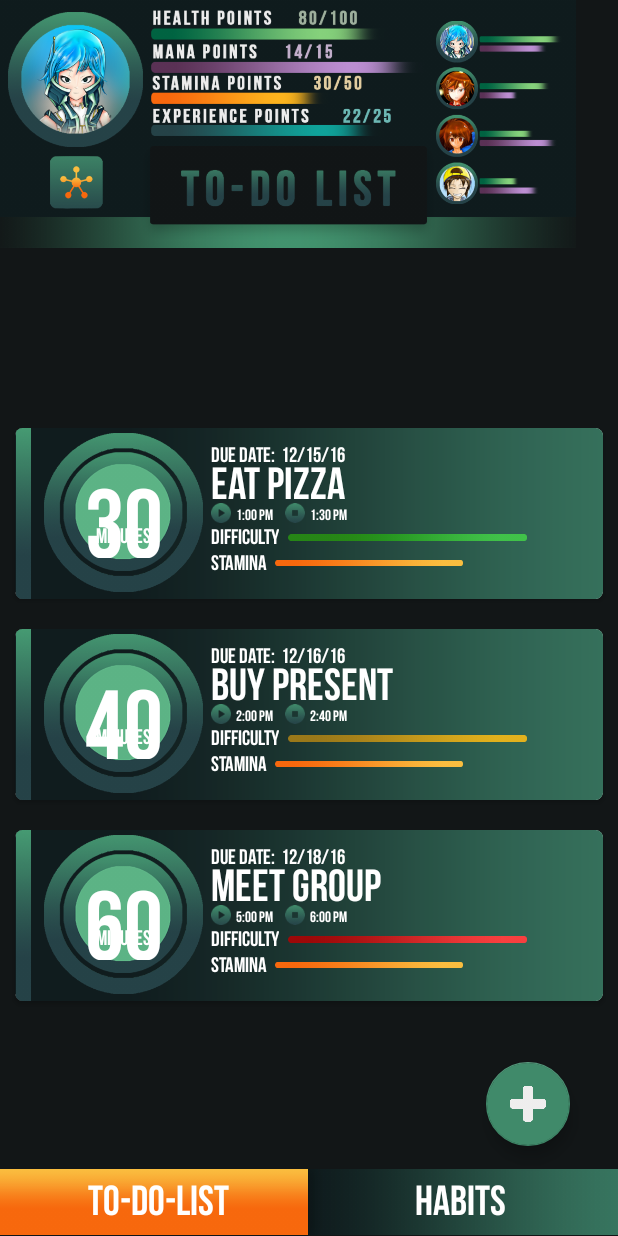
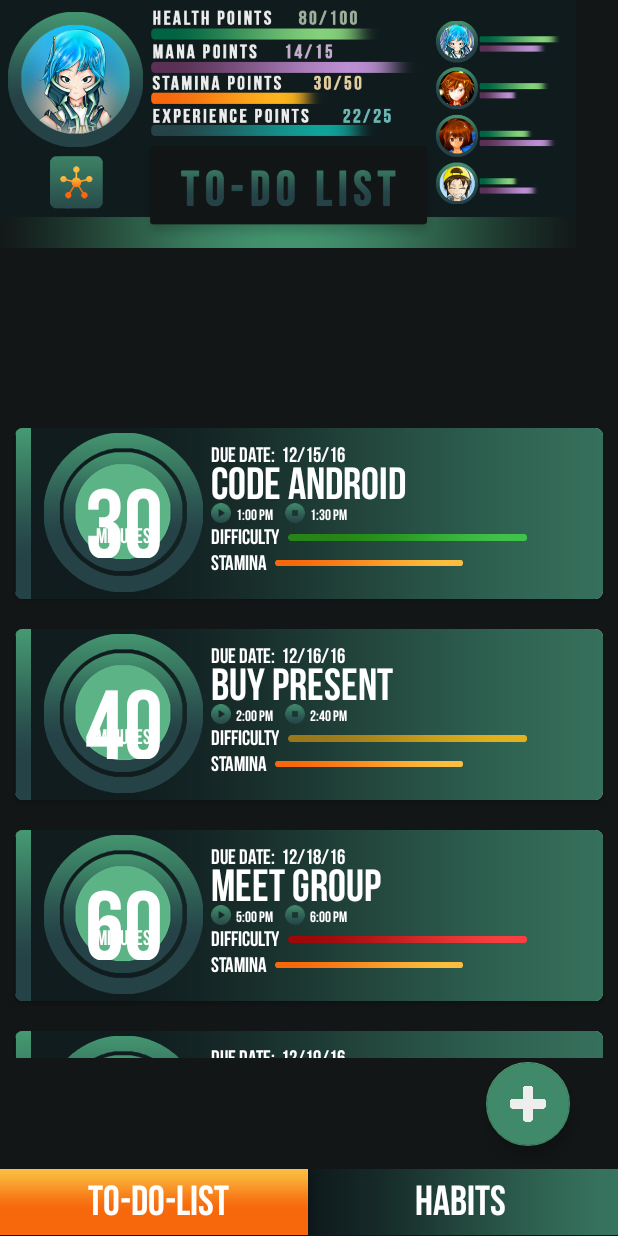
Before and after one commit to jeremysantillan/RPLIFE, an Android app: the MainActivity screen opened directly, with no data from a screen before it, on a phone screen of 412 x 824 dp. Run offline under Robolectric (Android 15) with nearby library versions, the light colour scheme and no system bars; libraries missing offline, so code that uses them is left out: com.github.mmin18.widget; plain views replace RealtimeBlurView.

Commit message:
Two statis stuff both habits and to do

```diff
--- a/app/src/main/java/com/example/dobit/rplife/Home/MainActivity.java
+++ b/app/src/main/java/com/example/dobit/rplife/Home/MainActivity.java
@@ -94,7 +94,7 @@ public class MainActivity extends AppCompatActivity implements View.OnClickListe
         adapter2.notifyDataSetChanged();
         recyclerView.setAdapter(adapter2);
         addTaskSound = MediaPlayer.create(this, R.raw.whatcha);
-        blurView = (RealtimeBlurView) findViewById(R.id.blurviewHome);
+//        blurView = (RealtimeBlurView) findViewById(R.id.blurviewHome);
 
         btnPartyView = (ImageView) findViewById(R.id.btn_partyview);
         btnPartyView.setOnClickListener(new View.OnClickListener() {
@@ -191,19 +191,19 @@ public class MainActivity extends AppCompatActivity implements View.OnClickListe
         Contents2 current;
 
         if(flag == 0) {
-            String[] text = {"30", "40", "60"};
-            String[] mOrH = {"minutes", "minutes", "minutes"};
-            String[] dueDate = {"12/15/16", "12/16/16", "12/18/16"};
-            String[] startTime = {"1:00 PM", "2:00 PM", "5:00 PM"};
-            String[] endTime = {"1:30 PM", "2:40 PM", "6:00 PM"};
-            String[] task = {"Eat pizza", "Buy present", "Meet group"};
-            int[] sidebar = {R.drawable.orange_sidebar, R.drawable.orange_sidebar, R.drawable.orange_sidebar};
-            int[] sidebar2 = {R.drawable.green_card_sidebar, R.drawable.green_card_sidebar, R.drawable.green_card_sidebar};
-            int[] difficulty = {R.drawable.green_difficulty_bar, R.drawable.yellow_difficulty_bar, R.drawable.red_difficulty_bar};
-            int[] stamina = {R.drawable.staminabar3, R.drawable.staminabar2, R.drawable.staminabar1};
+            String[] text = {"30", "40", "60", "25", "30"};
+            String[] mOrH = {"minutes", "minutes", "minutes", "minutes", "minutes"};
+            String[] dueDate = {"12/15/16", "12/16/16", "12/18/16", "12/19/16", "12/19/16"};
+            String[] startTime = {"1:00 PM", "2:00 PM", "5:00 PM", "4:00", "5:00"};
+            String[] endTime = {"1:30 PM", "2:40 PM", "6:00 PM", "4:25", "5:30"};
+            String[] task = {"Code Android", "Buy present", "Meet group", "Meditate", "Do assignment"};
+            int[] sidebar = {R.drawable.orange_sidebar, R.drawable.orange_sidebar, R.drawable.orange_sidebar, R.drawable.orange_sidebar, R.drawable.orange_sidebar};
+            int[] sidebar2 = {R.drawable.green_card_sidebar, R.drawable.green_card_sidebar, R.drawable.green_card_sidebar, R.drawable.green_card_sidebar, R.drawable.green_card_sidebar};
+            int[] difficulty = {R.drawable.green_difficulty_bar, R.drawable.yellow_difficulty_bar, R.drawable.red_difficulty_bar, R.drawable.yellow_difficulty_bar, R.drawable.red_difficulty_bar};
+            int[] stamina = {R.drawable.staminabar3, R.drawable.staminabar2, R.drawable.staminabar1, R.drawable.staminabar2, R.drawable.staminabar1};
 
 
-            for (int i = 0; i < 3; i++) {
+            for (int i = 0; i < 5; i++) {
                 current = new Contents2();
                 current.sidebar2 = sidebar2[i];
                 current.sidebar = sidebar[i];
```
